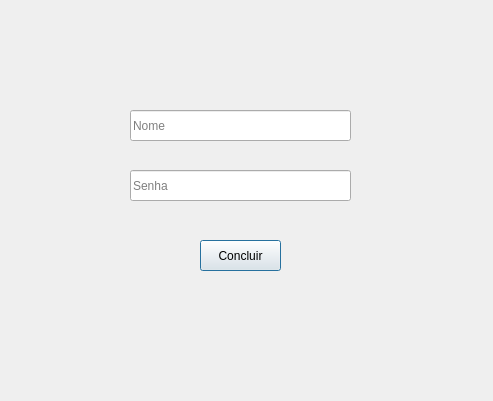
This is App/view/ui/login.ui in Caiquef80/Gerenciamento-Escolar as Qt 5 draws it before an edit. The edited form follows.
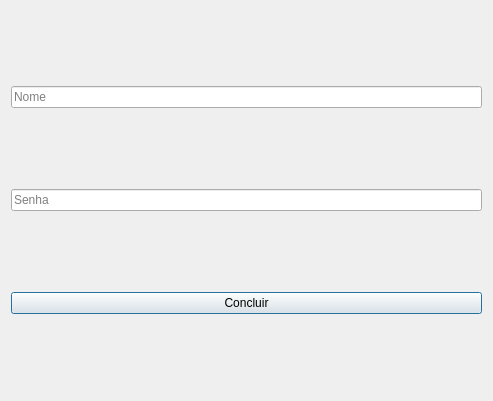
This is the edited form.

Commit message:
telas abrindo individualmente, com layout adicionado (#10)
* Update loginController.py

* feat: classe conexão criada

adicionado variáveis de ambiente. faltando finalizar classe conexão, métodos de execução

* feat: autenticação no banco

falta implementar a segurança de login de usuários, criar classe do bcrypt para a senha

* criptografia

* feat: criação das telas individuais

telas abrindo individualmente e com layout adicionado do qt. falta layout em algumas telas

* feat: telas com layout

telas atualizadas com layout e tela ocorrências refeita

```diff
--- a/App/view/ui/login.ui
+++ b/App/view/ui/login.ui
@@ -13,15 +13,16 @@
   <property name="windowTitle">
    <string>Dialog</string>
   </property>
+  <layout class="QVBoxLayout" name="verticalLayout">
+   <item>
+    <widget class="QLineEdit" name="nome">
+     <property name="placeholderText">
+      <string>Nome</string>
+     </property>
+    </widget>
+   </item>
+   <item>
   <widget class="QLineEdit" name="senha">
-   <property name="geometry">
-    <rect>
-     <x>130</x>
-     <y>170</y>
-     <width>221</width>
-     <height>31</height>
-    </rect>
-   </property>
    <property name="echoMode">
     <enum>QLineEdit::Password</enum>
    </property>
@@ -29,32 +30,15 @@
     <string>Senha</string>
    </property>
   </widget>
-  <widget class="QLineEdit" name="nome">
-   <property name="geometry">
-    <rect>
-     <x>130</x>
-     <y>110</y>
-     <width>221</width>
-     <height>31</height>
-    </rect>
-   </property>
-   <property name="placeholderText">
-    <string>Nome</string>
-   </property>
-  </widget>
+   </item>
+   <item>
   <widget class="QPushButton" name="btn_concluir">
-   <property name="geometry">
-    <rect>
-     <x>200</x>
-     <y>240</y>
-     <width>81</width>
-     <height>31</height>
-    </rect>
-   </property>
    <property name="text">
     <string>Concluir</string>
    </property>
   </widget>
+   </item>
+  </layout>
  </widget>
  <resources/>
  <connections/>
```
Lines whose indentation alone changed are shown as unchanged. The commit also changes 22 other files.
